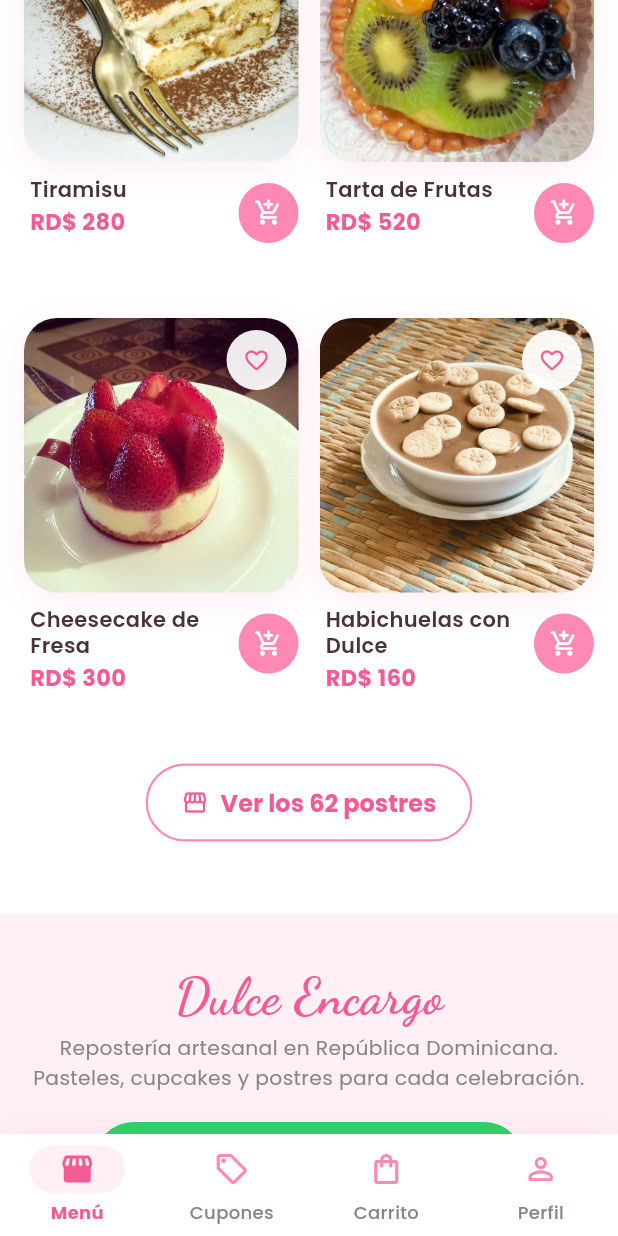
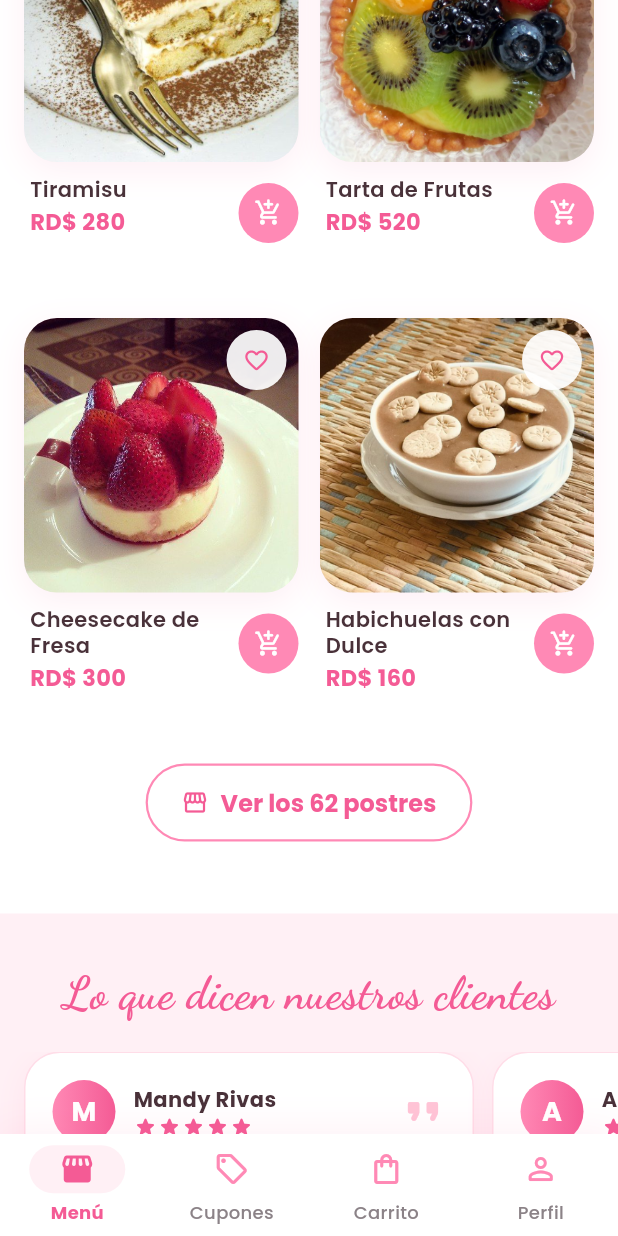
Before and after one commit to Angelismejia/dulce_encargo_app, a Flutter app: the screen it shows after launch, scrolled down 1152 dp, on a phone screen of 412 x 824 dp. Run offline on Flutter 3.47's test engine with Material 3 defaults, Android fonts, the phone set to English and light mode, and no system bars; our stand-ins replace hive_flutter; accounts and stored records are empty.

Commit message:
feat(inicio): recupera la sección de reseñas de clientes con el diseño nuevo
Vuelven las reseñas de Mandy Rivas, Angelis de Jesús, Arelis López y
Camila Torres que había en la versión anterior. Los textos se ajustan para
que hablen de Dulce Encargo (pedidos de postres por WhatsApp), y se quita
la calificación "4.4 / Powered by Google", que era texto fijo.

Se muestran en carrusel horizontal en móvil, en dos columnas en tablet y
en cuatro en escritorio. La prueba responsive ahora baja hasta la sección
para comprobar que no se desborda.

```diff
--- a/lib/screens/home_screen.dart
+++ b/lib/screens/home_screen.dart
@@ -11,6 +11,7 @@
 import '../widgets/pie_pagina.dart';
 import '../widgets/producto_card.dart';
 import '../widgets/producto_detalle.dart';
+import '../widgets/resenas.dart';
 
 class HomeScreen extends StatelessWidget {
   const HomeScreen({super.key});
@@ -69,6 +70,13 @@
                     const SizedBox(height: 48),
                   ],
                 ),
+              ),
+            ),
+            SliverToBoxAdapter(
+              child: Container(
+                color: AppColors.rosaClaro,
+                padding: EdgeInsets.symmetric(vertical: movil ? 32 : 48),
+                child: movil ? const SeccionResenas() : const ContenidoCentrado(child: SeccionResenas()),
               ),
             ),
             const SliverToBoxAdapter(child: PiePagina()),
--- /dev/null
+++ b/lib/widgets/resenas.dart
@@ -0,0 +1,185 @@
+import 'package:flutter/material.dart';
+import '../utils/colores.dart';
+
+class Resena {
+  final String nombre;
+  final String texto;
+  final int estrellas;
+  const Resena(this.nombre, this.texto, this.estrellas);
+}
+
+/// Reseñas de ejemplo (el negocio es ficticio).
+const resenas = [
+  Resena(
+    'Mandy Rivas',
+    'Pedí una torta para la fiesta de graduación de mi papá y quedó preciosa. '
+        'Hacer el pedido por WhatsApp fue rapidísimo y me la llevaron a casa a '
+        'tiempo. ¡Súper recomendado!',
+    5,
+  ),
+  Resena(
+    'Angelis de Jesús',
+    'Muy bonito y muy completo. En el catálogo se ve todo con su precio, así '
+        'que cuando escribí ya sabía exactamente lo que quería.',
+    5,
+  ),
+  Resena(
+    'Arelis López',
+    'Excelente atención y mucha variedad. Siempre encuentro el postre perfecto '
+        'para cada ocasión. ¡Sigan así!',
+    4,
+  ),
+  Resena(
+    'Camila Torres',
+    'Los pasteles personalizados son hermosos y deliciosos. ¡Gracias por hacer '
+        'especial cada celebración!',
+    5,
+  ),
+];
+
+/// Sección "Lo que dicen nuestros clientes": carrusel horizontal en móvil,
+/// dos columnas en tablet y cuatro en escritorio.
+class SeccionResenas extends StatelessWidget {
+  const SeccionResenas({super.key});
+
+  @override
+  Widget build(BuildContext context) {
+    return LayoutBuilder(builder: (context, c) {
+      final movil = c.maxWidth < 600;
+      final titulo = Text(
+        'Lo que dicen nuestros clientes',
+        textAlign: TextAlign.center,
+        style: TextStyle(
+          fontFamily: 'DancingScript',
+          fontWeight: FontWeight.w700,
+          fontSize: movil ? 30 : 40,
+          color: AppColors.rosaFuerte,
+        ),
+      );
+
+      if (movil) {
+        return Column(
+          children: [
+            titulo,
+            const SizedBox(height: 16),
+            SingleChildScrollView(
+              scrollDirection: Axis.horizontal,
+              padding: const EdgeInsets.symmetric(horizontal: 16),
+              child: IntrinsicHeight(
+                child: Row(
+                  crossAxisAlignment: CrossAxisAlignment.stretch,
+                  children: [
+                    for (var i = 0; i < resenas.length; i++) ...[
+                      if (i > 0) const SizedBox(width: 12),
+                      SizedBox(
+                        width: (c.maxWidth - 56).clamp(220.0, 300.0),
+                        child: _TarjetaResena(resenas[i]),
+                      ),
+                    ],
+                  ],
+                ),
+              ),
+            ),
+          ],
+        );
+      }
+
+      // Filas de 2 (tablet) o 4 (escritorio) tarjetas con la misma altura.
+      const espacio = 16.0;
+      final columnas = c.maxWidth >= 1000 ? 4 : 2;
+      return Column(
+        children: [
+          titulo,
+          const SizedBox(height: 20),
+          for (var i = 0; i < resenas.length; i += columnas) ...[
+            if (i > 0) const SizedBox(height: espacio),
+            IntrinsicHeight(
+              child: Row(
+                crossAxisAlignment: CrossAxisAlignment.stretch,
+                children: [
+                  for (var j = i; j < i + columnas && j < resenas.length; j++) ...[
+                    if (j > i) const SizedBox(width: espacio),
+                    Expanded(child: _TarjetaResena(resenas[j])),
+                  ],
+                ],
+              ),
+            ),
+          ],
+        ],
+      );
+    });
+  }
+}
+
+class _TarjetaResena extends StatelessWidget {
+  final Resena resena;
+  const _TarjetaResena(this.resena);
+
+  @override
+  Widget build(BuildContext context) {
+    return Container(
+      padding: const EdgeInsets.all(18),
+      decoration: BoxDecoration(
+        color: Colors.white,
+        borderRadius: BorderRadius.circular(24),
+        border: Border.all(color: AppColors.border),
+        boxShadow: [
+          BoxShadow(color: AppColors.rosa.withValues(alpha: 0.12), blurRadius: 16, offset: const Offset(0, 6)),
+        ],
+      ),
+      child: Column(
+        crossAxisAlignment: CrossAxisAlignment.start,
+        mainAxisSize: MainAxisSize.min,
+        children: [
+          Row(
+            children: [
+              Container(
+                width: 42,
+                height: 42,
+                alignment: Alignment.center,
+                decoration: const BoxDecoration(
+                  shape: BoxShape.circle,
+                  gradient: LinearGradient(colors: [AppColors.rosa, AppColors.rosaFuerte]),
+                ),
+                child: Text(
+                  resena.nombre[0],
+                  style: const TextStyle(color: Colors.white, fontWeight: FontWeight.w700, fontSize: 18),
+                ),
+              ),
+              const SizedBox(width: 12),
+              Expanded(
+                child: Column(
+                  crossAxisAlignment: CrossAxisAlignment.start,
+                  children: [
+                    Text(
+                      resena.nombre,
+                      maxLines: 1,
+                      overflow: TextOverflow.ellipsis,
+                      style: const TextStyle(fontWeight: FontWeight.w700, color: AppColors.marron),
+                    ),
+                    Row(
+                      children: [
+                        for (var i = 0; i < 5; i++)
+                          Icon(
+                            i < resena.estrellas ? Icons.star_rounded : Icons.star_outline_rounded,
+                            size: 16,
+                            color: AppColors.rosaFuerte,
+                          ),
+                      ],
+                    ),
+                  ],
+                ),
+              ),
+              const Icon(Icons.format_quote_rounded, color: AppColors.rosaPastel, size: 30),
+            ],
+          ),
+          const SizedBox(height: 12),
+          Text(
+            resena.texto,
+            style: const TextStyle(fontSize: 13.5, height: 1.5, color: AppColors.gris),
+          ),
+        ],
+      ),
+    );
+  }
+}
```
Also changed, not shown: 1 other file.
